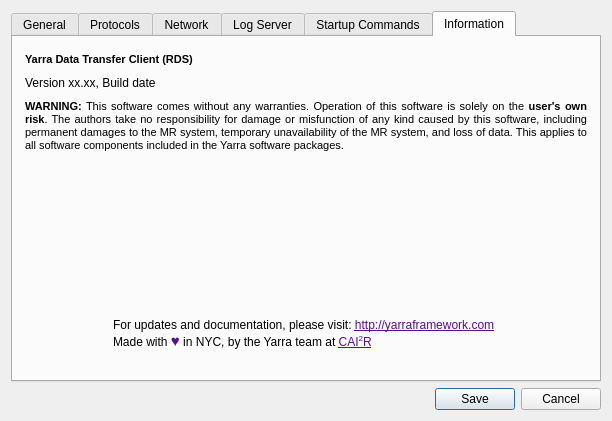
Above: Client/rds_configurationwindow.ui from WillForan/yarraclient before the change. Below: the same form after it.
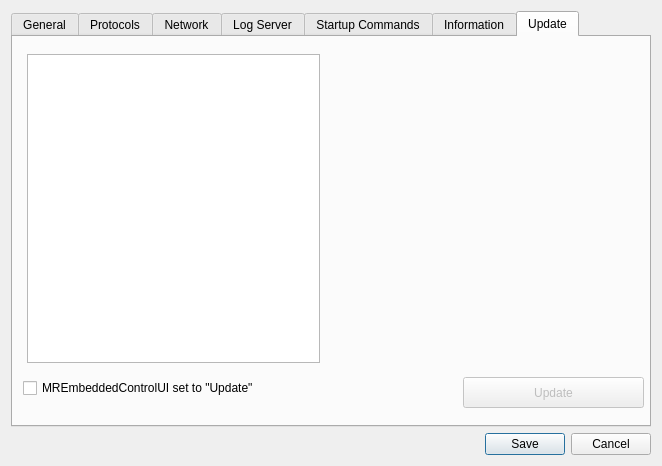
That is the form after the change. Icons and pictures are not drawn.

```diff
--- a/Client/rds_configurationwindow.ui
+++ b/Client/rds_configurationwindow.ui
@@ -6,8 +6,8 @@
    <rect>
     <x>0</x>
     <y>0</y>
-    <width>612</width>
-    <height>410</height>
+    <width>662</width>
+    <height>466</height>
    </rect>
   </property>
   <property name="windowTitle">
@@ -16,11 +16,14 @@
   <layout class="QVBoxLayout" name="verticalLayout">
    <item>
     <widget class="QTabWidget" name="tabWidget">
+     <property name="autoFillBackground">
+      <bool>false</bool>
+     </property>
      <property name="tabShape">
       <enum>QTabWidget::Rounded</enum>
      </property>
      <property name="currentIndex">
-      <number>5</number>
+      <number>6</number>
      </property>
      <property name="documentMode">
       <bool>false</bool>
@@ -1477,6 +1480,92 @@
        </item>
       </layout>
      </widget>
+     <widget class="QWidget" name="updateTab">
+      <attribute name="title">
+       <string>Update</string>
+      </attribute>
+      <widget class="QPushButton" name="doUpdateButton">
+       <property name="enabled">
+        <bool>false</bool>
+       </property>
+       <property name="geometry">
+        <rect>
+         <x>450</x>
+         <y>340</y>
+         <width>181</width>
+         <height>31</height>
+        </rect>
+       </property>
+       <property name="text">
+        <string>Update</string>
+       </property>
+       <property name="checkable">
+        <bool>false</bool>
+       </property>
+       <property name="autoDefault">
+        <bool>false</bool>
+       </property>
+       <property name="default">
+        <bool>false</bool>
+       </property>
+       <property name="flat">
+        <bool>false</bool>
+       </property>
+      </widget>
+      <widget class="QCheckBox" name="updateModeSet">
+       <property name="geometry">
+        <rect>
+         <x>10</x>
+         <y>340</y>
+         <width>251</width>
+         <height>22</height>
+        </rect>
+       </property>
+       <property name="text">
+        <string>MREmbeddedControlUI set to &quot;Update&quot;</string>
+       </property>
+      </widget>
+      <widget class="QWidget" name="horizontalLayoutWidget">
+       <property name="geometry">
+        <rect>
+         <x>3</x>
+         <y>6</y>
+         <width>621</width>
+         <height>331</height>
+        </rect>
+       </property>
+       <layout class="QHBoxLayout" name="horizontalLayout_12">
+        <item>
+         <widget class="QListWidget" name="updateVersionsWidget"/>
+        </item>
+        <item>
+         <widget class="QLabel" name="updateVersionInfoDisplay">
+          <property name="minimumSize">
+           <size>
+            <width>300</width>
+            <height>0</height>
+           </size>
+          </property>
+          <property name="text">
+           <string/>
+          </property>
+          <property name="scaledContents">
+           <bool>false</bool>
+          </property>
+          <property name="alignment">
+           <set>Qt::AlignLeading|Qt::AlignLeft|Qt::AlignTop</set>
+          </property>
+          <property name="wordWrap">
+           <bool>true</bool>
+          </property>
+          <property name="openExternalLinks">
+           <bool>false</bool>
+          </property>
+         </widget>
+        </item>
+       </layout>
+      </widget>
+     </widget>
     </widget>
    </item>
    <item>
```
